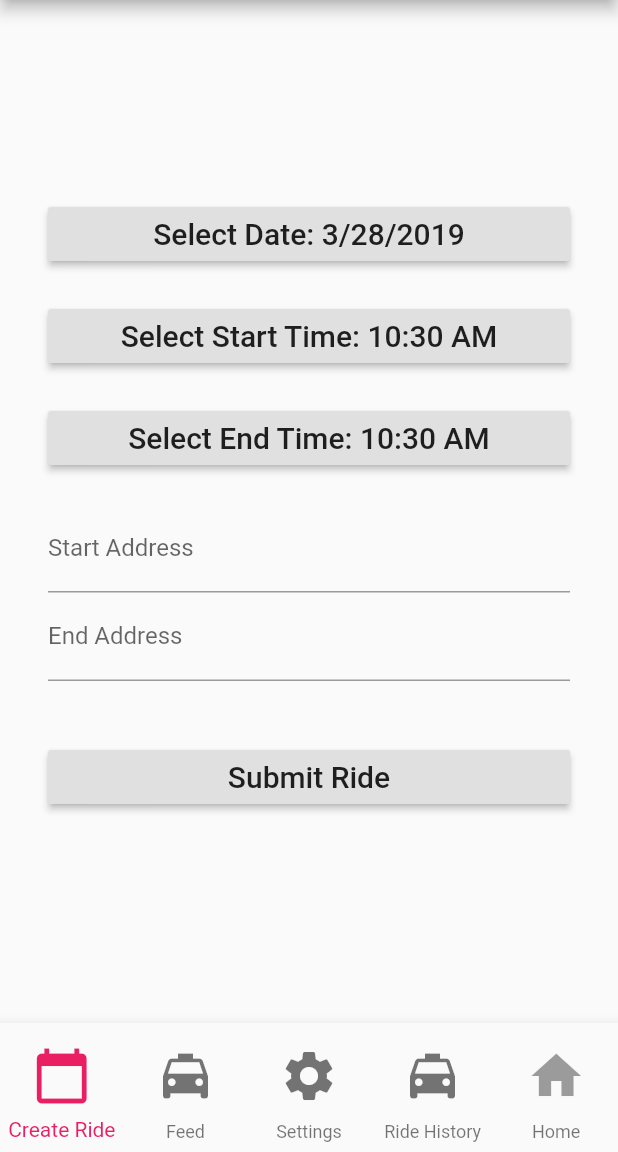
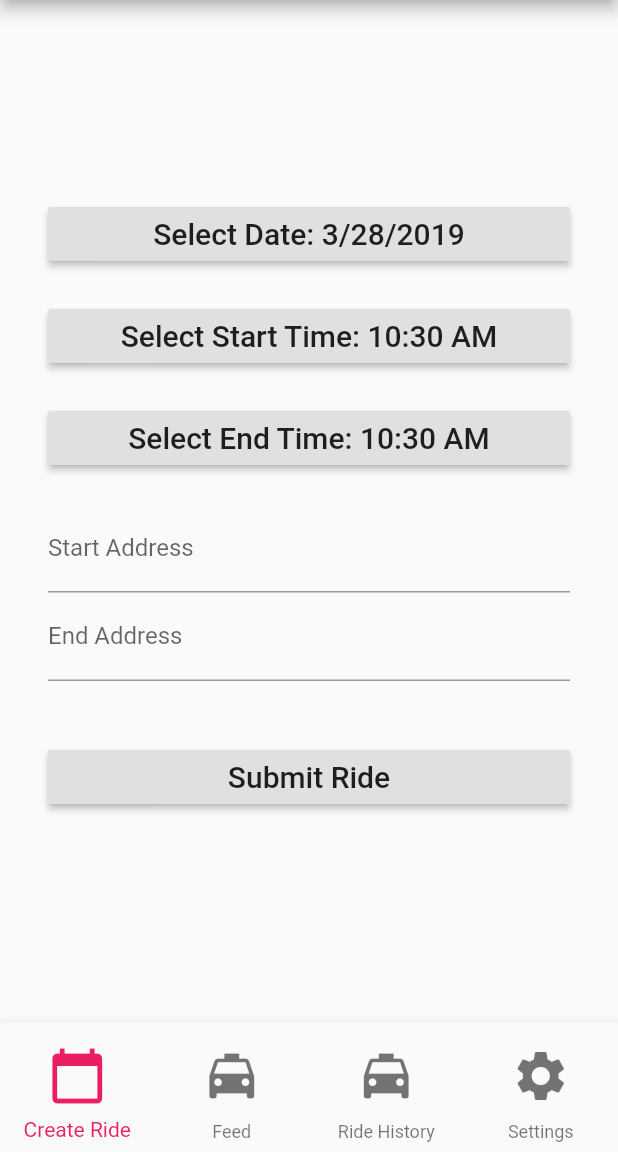
Before and after one commit to jessicavilches/UDrive, a Flutter app: the HomePage screen opened by its route, on a phone screen of 412 x 824 dp, the part 84-1236 px from its top. Run offline on Flutter 3.47's test engine with Material 2 defaults, Android fonts, the phone set to English and light mode, and no system bars; our stand-ins replace cloud_firestore, firebase_auth; accounts and stored records are empty.

Commit message:
merged changes

```diff
--- a/lib/home.dart
+++ b/lib/home.dart
@@ -60,11 +60,9 @@ class _HomePageState extends State<HomePage>{
   {
     setState(() {
       currentPage = rides;
-          currentTab = 2;
+      currentTab = 3;
     });
-
   }
-
       Future <void> moveToSettings() async {
     await globals.getFname();
     await globals.getLname();
@@ -128,17 +126,7 @@ class _HomePageState extends State<HomePage>{
                 onPressed: moveToFeed
             ),
             title: Text('Feed'),
-          ),
-          BottomNavigationBarItem(
-            icon: new IconButton(
-                icon: new Icon(Icons.settings),
-                iconSize: 40,
-                onPressed: moveToSettings,
-            ),
-            title: Text('Settings'),
-
-          ),
-          BottomNavigationBarItem(
+          ),BottomNavigationBarItem(
             icon: new IconButton(
                 icon: new Icon(Icons.local_taxi),
                 iconSize: 40,
@@ -148,12 +136,13 @@ class _HomePageState extends State<HomePage>{
           ),
           BottomNavigationBarItem(
             icon: new IconButton(
-                icon: new Icon(Icons.home),
+                icon: new Icon(Icons.settings),
                 iconSize: 40,
-                onPressed: null
+                onPressed: moveToSettings,
             ),
-            title: Text('Home'),
+            title: Text('Settings'),
           ),
+
         ],
         type: BottomNavigationBarType.fixed,
         fixedColor: Colors.pink,
```
Lines whose indentation alone changed are shown as unchanged.
